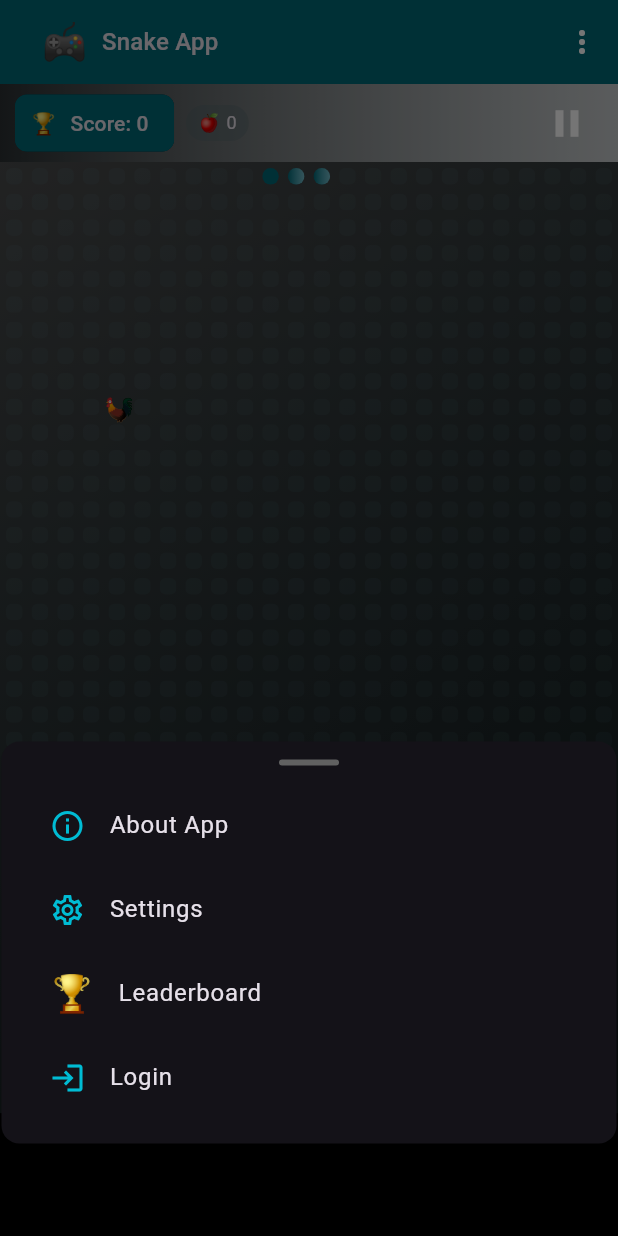
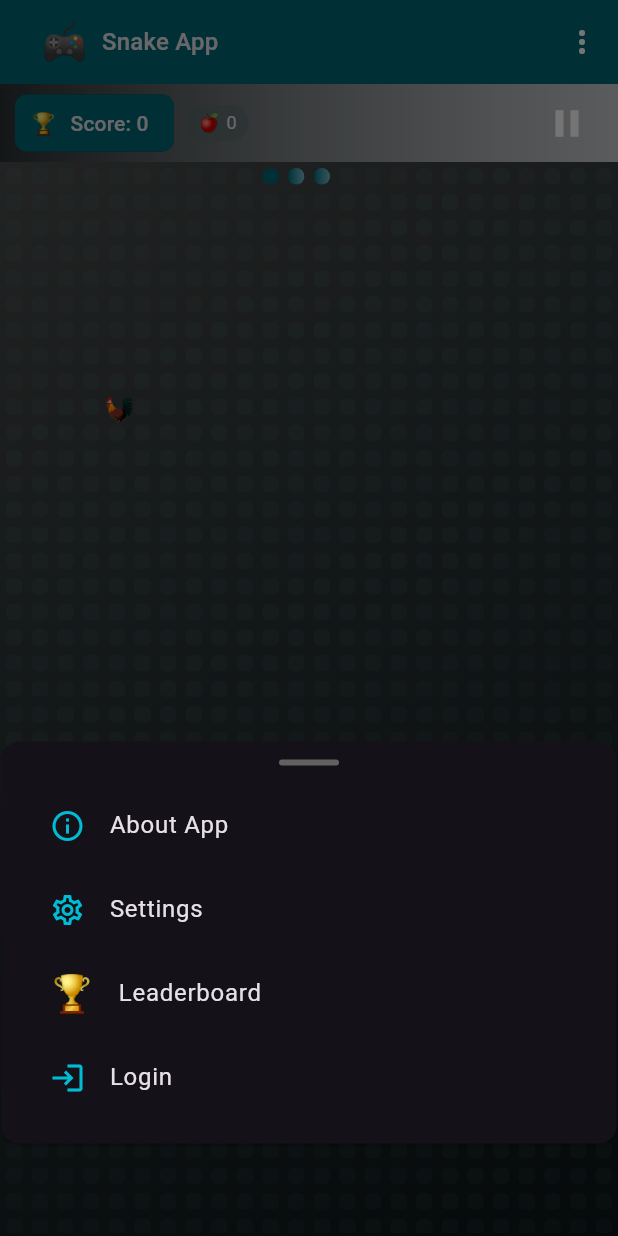
Before and after one commit to chingalo-family/snake-app, a Flutter app: the GamePlay screen opened directly, after a tap on the "play arrow" icon, after a tap on the "more vert" icon, on a phone screen of 412 x 824 dp. Run offline on Flutter 3.47's test engine with Material 3 defaults, Android fonts, the phone set to English and light mode, and no system bars; our stand-ins replace audioplayers, flutter_svg, fluttertoast, shared_preferences, sqflite; missing offline and left inert: dhis2_dart_utils, haptic_feedback, install_plugin, mailer; accounts and stored records are empty.

Commit message:
Fix grid to use actual container height with LayoutBuilder
- Wrap grid in LayoutBuilder to get actual available container height
- Calculate rows based on constraints.maxHeight instead of passed parameter
- Ensures grid fits precisely within the actual GamePlayContainer bounds
- Fixes grid extending beyond container boundaries
- Also fix deprecated withValues() to withOpacity() for empty cells

Co-authored-by: chingalo <4928914+chingalo@users.noreply.github.com>

```diff
--- a/lib/modules/game/components/game_play_container.dart
+++ b/lib/modules/game/components/game_play_container.dart
@@ -146,19 +146,24 @@ class _GamePlayContainerState extends State<GamePlayContainer> {
         int gameBoxSize = snakeState.gameBoxSize;
         bool hasShield = snakeState.hasShield;
         int gridColumnsCount = GridUtil.getGridColumnsCount(context);
-        int numberOfRows = GridUtil.getNumberOfRows(
-          context,
-          widget.gamePanelHeight,
-          gridColumnsCount,
-        );
-        int totalBoxes = numberOfRows * gridColumnsCount;
 
         return GestureDetector(
           onVerticalDragUpdate: (details) =>
               onVerticalDragUpdate(details, direction),
           onHorizontalDragUpdate: (details) =>
               onHorizontalDragUpdate(details, direction),
-          child: Container(
+          child: LayoutBuilder(
+            builder: (context, constraints) {
+              // Use actual container height instead of passed parameter
+              int actualHeight = constraints.maxHeight.toInt();
+              int numberOfRows = GridUtil.getNumberOfRows(
+                context,
+                actualHeight,
+                gridColumnsCount,
+              );
+              int totalBoxes = numberOfRows * gridColumnsCount;
+
+              return Container(
                 decoration: BoxDecoration(
                   gradient: LinearGradient(
                     begin: Alignment.topLeft,
@@ -274,13 +279,15 @@ class _GamePlayContainerState extends State<GamePlayContainer> {
                               color: Theme.of(context)
                                   .colorScheme
                                   .inversePrimary
-                                  .withValues(alpha: 0.05),
+                                  .withOpacity(0.05),
                             ),
                           ),
                         ),
                 );
               }),
             ),
+          );
+        },
       ),
     );
   },
```
Lines whose indentation alone changed are shown as unchanged.
